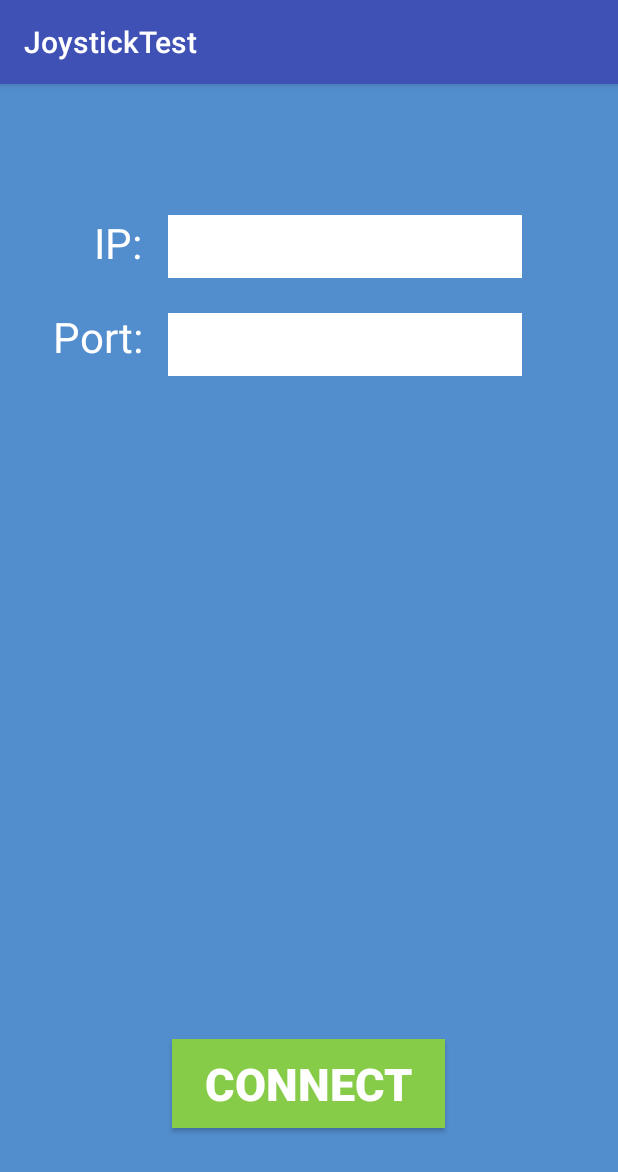
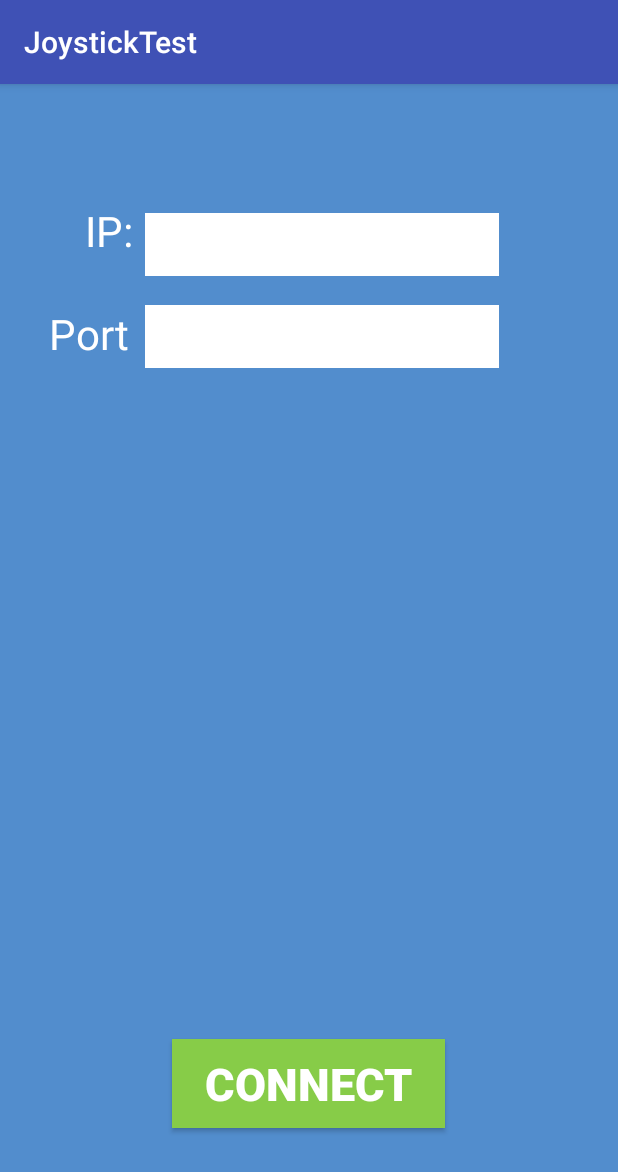
Before and after one commit to davi-gold/EX4, an Android app: the MainActivity screen opened directly, with no data from a screen before it, on a phone screen of 412 x 824 dp. Shown: the top 1172 px of the screen. Run offline under Robolectric (Android 15) with nearby library versions, the phone set to English and light mode, and no system bars.

Commit message:
#more commits!!

```diff
--- a/app/src/main/java/com/example/ex4/DisplayJoystick.java
+++ b/app/src/main/java/com/example/ex4/DisplayJoystick.java
@@ -15,7 +15,18 @@ public class DisplayJoystick extends AppCompatActivity implements JoystickView.J
 
     @Override
     public void onJoystickMoved(float xPercent, float yPercent) {
+
+                if (xPercent > 0.999)
+                    xPercent = 1;
+                if (yPercent > 0.999)
+                    yPercent = 1;
+                if (xPercent < -0.999)
+                    xPercent = -1;
+                if (yPercent < -0.999)
+                    yPercent = -1;
+
                 Log.d("Joystick", "X percent: " + xPercent + " Y percent: " + yPercent);
+
                 TcpClient.getInstance().sendMessage("set /controls/flight/elevator " + yPercent);
                 TcpClient.getInstance().sendMessage("set /controls/flight/aileron " + xPercent);
         }
--- a/app/src/main/java/com/example/ex4/JoystickView.java
+++ b/app/src/main/java/com/example/ex4/JoystickView.java
@@ -126,7 +126,6 @@ public class JoystickView extends SurfaceView implements SurfaceHolder.Callback,
             }
             else
                 drawJoystick(centerX, centerY);
-            joystickCallback.onJoystickMoved(0,0);
         }
         return true;
     }
--- a/app/src/main/java/com/example/ex4/MainActivity.java
+++ b/app/src/main/java/com/example/ex4/MainActivity.java
@@ -25,7 +25,7 @@ public class MainActivity extends AppCompatActivity {
         String ip = editTextIp.getText().toString();
         String port = editTextPort.getText().toString();
 
-        connectToServer(ip, port);
+      //  connectToServer(ip, port);
 
         Intent intent = new Intent(this, DisplayJoystick.class);
         startActivity(intent);
--- a/app/src/main/res/layout/activity_main.xml
+++ b/app/src/main/res/layout/activity_main.xml
@@ -21,16 +21,16 @@
         android:textColor="#FFFFFF"
         android:textSize="28sp"
         app:layout_constraintBottom_toBottomOf="parent"
-        app:layout_constraintEnd_toEndOf="parent"
-        app:layout_constraintHorizontal_bias="0.15"
+        app:layout_constraintEnd_toStartOf="@+id/ip_edit_text"
+        app:layout_constraintHorizontal_bias="1.0"
         app:layout_constraintStart_toStartOf="parent"
         app:layout_constraintTop_toTopOf="parent"
-        app:layout_constraintVertical_bias="0.112" />
+        app:layout_constraintVertical_bias="0.101" />
 
     <TextView
         android:id="@+id/port_text_view"
-        android:layout_width="66dp"
-        android:layout_height="46dp"
+        android:layout_width="56dp"
+        android:layout_height="45dp"
         android:layout_marginStart="8dp"
         android:layout_marginLeft="8dp"
         android:layout_marginTop="8dp"
@@ -41,11 +41,11 @@
         android:textColor="#FFFFFF"
         android:textSize="28sp"
         app:layout_constraintBottom_toBottomOf="parent"
-        app:layout_constraintEnd_toEndOf="parent"
-        app:layout_constraintHorizontal_bias="0.083"
+        app:layout_constraintEnd_toStartOf="@+id/port_edit_text"
+        app:layout_constraintHorizontal_bias="1.0"
         app:layout_constraintStart_toStartOf="parent"
-        app:layout_constraintTop_toTopOf="parent"
-        app:layout_constraintVertical_bias="0.2" />
+        app:layout_constraintTop_toBottomOf="@+id/ip_text_view"
+        app:layout_constraintVertical_bias="0.02" />
 
     <EditText
         android:id="@+id/ip_edit_text"
@@ -62,10 +62,10 @@
         android:inputType="textPersonName"
         app:layout_constraintBottom_toBottomOf="parent"
         app:layout_constraintEnd_toEndOf="parent"
-        app:layout_constraintHorizontal_bias="0.652"
+        app:layout_constraintHorizontal_bias="0.553"
         app:layout_constraintStart_toStartOf="parent"
         app:layout_constraintTop_toTopOf="parent"
-        app:layout_constraintVertical_bias="0.112" />
+        app:layout_constraintVertical_bias="0.11" />
 
     <EditText
         android:id="@+id/port_edit_text"
@@ -82,10 +82,10 @@
         android:inputType="textPersonName"
         app:layout_constraintBottom_toBottomOf="parent"
         app:layout_constraintEnd_toEndOf="parent"
-        app:layout_constraintHorizontal_bias="0.652"
+        app:layout_constraintHorizontal_bias="0.553"
         app:layout_constraintStart_toStartOf="parent"
-        app:layout_constraintTop_toTopOf="parent"
-        app:layout_constraintVertical_bias="0.204" />
+        app:layout_constraintTop_toBottomOf="@+id/ip_edit_text"
+        app:layout_constraintVertical_bias="0.02" />
 
     <Button
         android:id="@+id/connect_button"
```
